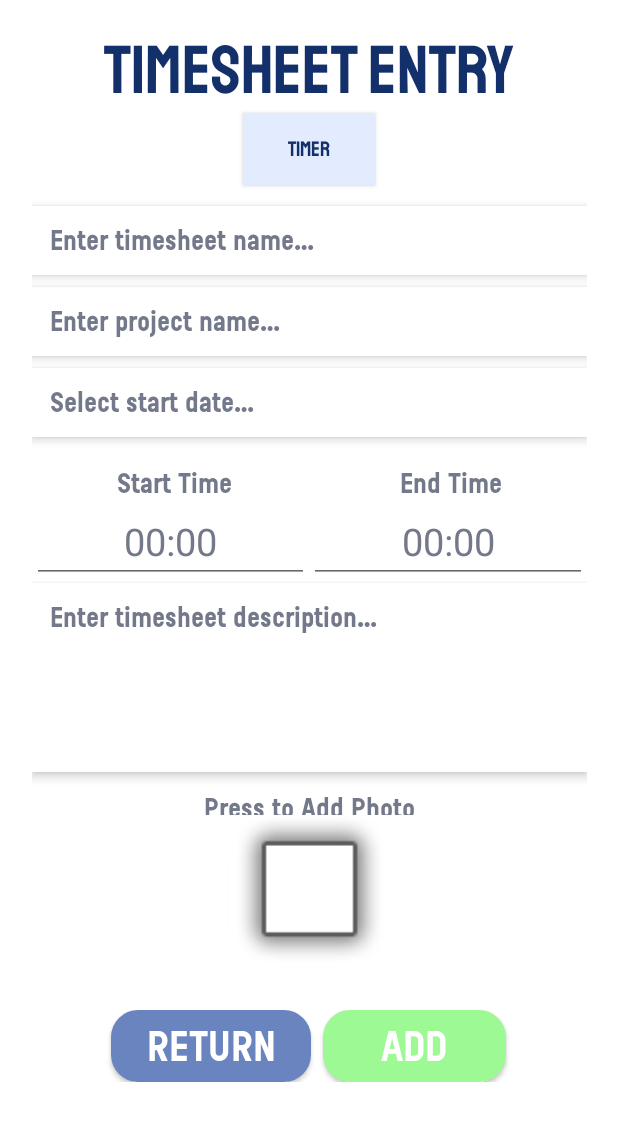
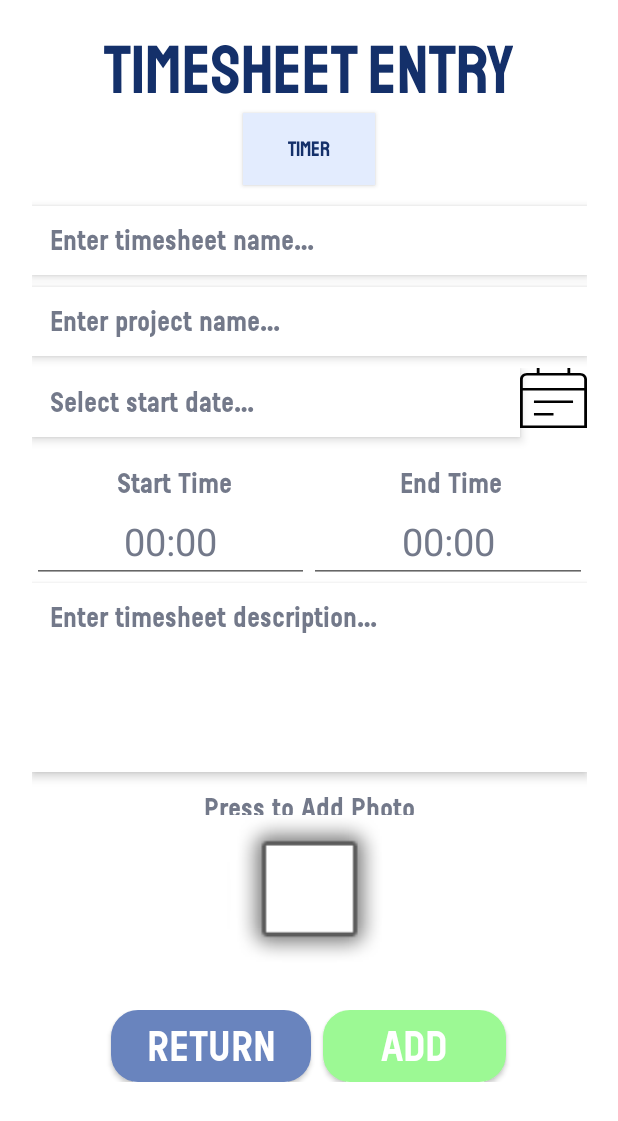
Before and after one commit to ST10036509/PunchIn, an Android app built with Jetpack Compose: the TimesheetCreationActivity screen opened directly, with no data from a screen before it, on a phone screen of 412 x 824 dp. Shown: the top 1121 px of the screen. Run offline under Robolectric (Android 15) with nearby library versions, the phone set to English and light mode, and no system bars; our stand-ins replace Firebase (no records; nobody signed in at launch, a user with empty details on screens opened directly).

Commit message:
OS-185: Added date selector to timesheet creation, mainly pushing to be able to work on updated branch

```diff
--- a/app/src/main/res/layout/activity_timesheet_creation.xml
+++ b/app/src/main/res/layout/activity_timesheet_creation.xml
@@ -83,9 +83,15 @@ LAST MODIFIED: 25/04/2024
             android:padding="12dp"
             android:textColorHint="@color/blue_gray_50" />
 
+        <LinearLayout
+            android:id="@+id/ll_Date_Selector"
+            android:layout_width="match_parent"
+            android:layout_height="wrap_content"
+            android:orientation="horizontal">
+
             <EditText
                 android:id="@+id/et_Timesheet_StartDate"
-            android:layout_width="match_parent"
+                android:layout_width="325dp"
                 android:layout_height="wrap_content"
                 android:layout_marginBottom="8dp"
                 android:background="@drawable/rectangle_wrapper_white_sharp_corners"
@@ -94,6 +100,18 @@ LAST MODIFIED: 25/04/2024
                 android:hint="@string/hint_timesheet_start_date"
                 android:padding="12dp"
                 android:textColorHint="@color/blue_gray_50" />
+
+            <Button
+                android:id="@+id/btn_date_picker"
+                android:layout_width="0dp"
+                android:layout_height="40dp"
+                android:layout_gravity="center_horizontal"
+                android:layout_weight="1"
+                android:background="@drawable/calendar_lines"
+                android:textSize="8sp" />
+
+
+        </LinearLayout>
 
 
         <TextView
```
Lines whose indentation alone changed are shown as unchanged.
